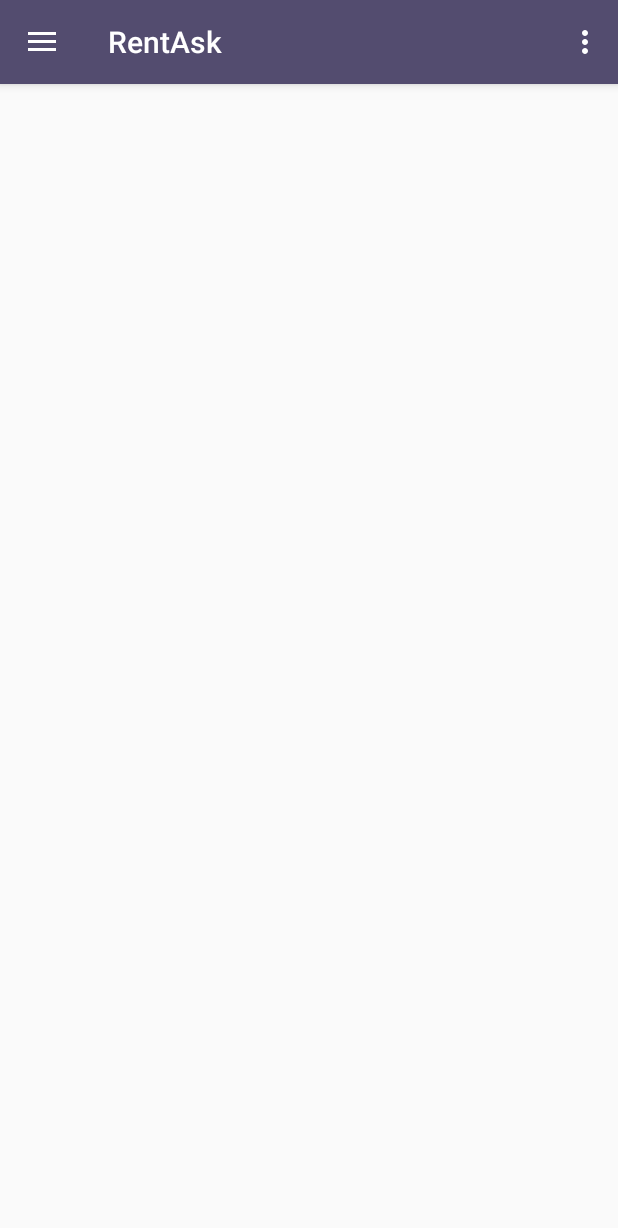
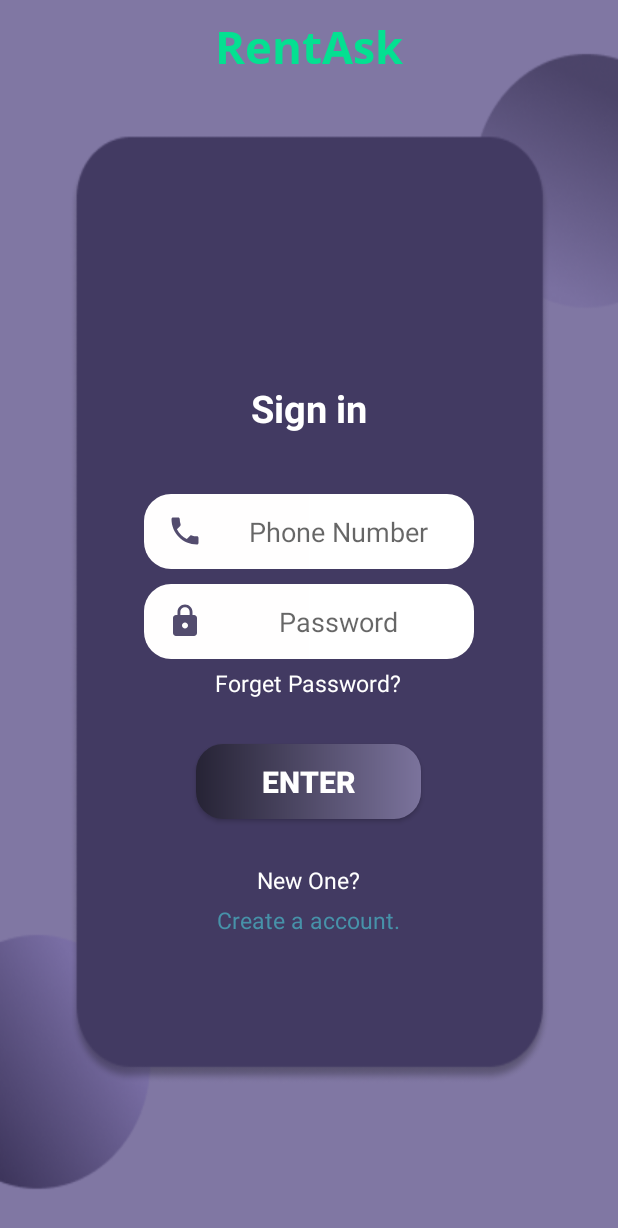
Before and after one commit to MonirDev/RentAsk, an Android app: the Landing_screen screen opened directly, with no data from a screen before it, after a tap on "Rent a home ?", on a phone screen of 412 x 824 dp. Shown: the top 1228 px of the screen. Run offline under Robolectric (Android 15) with nearby library versions, the phone set to English and light mode, and no system bars.

Commit message:
Sign in & Sign Up activity added

```diff
--- a/app/src/main/java/com/teamdakatia/rentask/Landing_screen.java
+++ b/app/src/main/java/com/teamdakatia/rentask/Landing_screen.java
@@ -21,7 +21,7 @@ public class Landing_screen extends AppCompatActivity {
     }
 
     public void rent(View view) {
-        Intent intent = new Intent(Landing_screen.this,MainActivity.class);
+        Intent intent = new Intent(Landing_screen.this,SignIn.class);
         startActivity(intent);
     }
 }
--- /dev/null
+++ b/app/src/main/res/drawable/button_shape.xml
@@ -0,0 +1,23 @@
+<?xml version="1.0" encoding="utf-8"?>
+<shape xmlns:android="http://schemas.android.com/apk/res/android"
+    android:shape="rectangle" >
+    <corners
+        android:radius="18dp"
+        />
+    <gradient
+        android:angle="180"
+        android:startColor="#FFFFFF"
+        android:endColor="#FFFEFE"
+        android:type="linear"
+        />
+    <padding
+        android:left="0dp"
+        android:top="0dp"
+        android:right="0dp"
+        android:bottom="0dp"
+        />
+    <stroke
+        android:width="0dp"
+        android:color="#746b6b"
+        />
+</shape>
--- /dev/null
+++ b/app/src/main/res/drawable/button_shape2.xml
@@ -0,0 +1,23 @@
+<?xml version="1.0" encoding="utf-8"?>
+<shape xmlns:android="http://schemas.android.com/apk/res/android"
+    android:shape="rectangle" >
+    <corners
+        android:radius="18dp"
+        />
+    <gradient
+        android:angle="180"
+        android:startColor="#7B739C"
+        android:endColor="#262335"
+        android:type="linear"
+        />
+    <padding
+        android:left="0dp"
+        android:top="0dp"
+        android:right="0dp"
+        android:bottom="0dp"
+        />
+    <stroke
+        android:width="0dp"
+        android:color="#746b6b"
+        />
+</shape>
--- /dev/null
+++ b/app/src/main/res/drawable/ic_local_phone_black_24dp.xml
@@ -0,0 +1,5 @@
+<vector android:height="24dp" android:tint="#534C6E"
+    android:viewportHeight="24.0" android:viewportWidth="24.0"
+    android:width="24dp" xmlns:android="http://schemas.android.com/apk/res/android">
+    <path android:fillColor="#FF000000" android:pathData="M6.62,10.79c1.44,2.83 3.76,5.14 6.59,6.59l2.2,-2.2c0.27,-0.27 0.67,-0.36 1.02,-0.24 1.12,0.37 2.33,0.57 3.57,0.57 0.55,0 1,0.45 1,1V20c0,0.55 -0.45,1 -1,1 -9.39,0 -17,-7.61 -17,-17 0,-0.55 0.45,-1 1,-1h3.5c0.55,0 1,0.45 1,1 0,1.25 0.2,2.45 0.57,3.57 0.11,0.35 0.03,0.74 -0.25,1.02l-2.2,2.2z"/>
+</vector>
--- /dev/null
+++ b/app/src/main/res/drawable/ic_lock_black_24dp.xml
@@ -0,0 +1,5 @@
+<vector android:height="24dp" android:tint="#534C6E"
+    android:viewportHeight="24.0" android:viewportWidth="24.0"
+    android:width="24dp" xmlns:android="http://schemas.android.com/apk/res/android">
+    <path android:fillColor="#FF000000" android:pathData="M18,8h-1L17,6c0,-2.76 -2.24,-5 -5,-5S7,3.24 7,6v2L6,8c-1.1,0 -2,0.9 -2,2v10c0,1.1 0.9,2 2,2h12c1.1,0 2,-0.9 2,-2L20,10c0,-1.1 -0.9,-2 -2,-2zM12,17c-1.1,0 -2,-0.9 -2,-2s0.9,-2 2,-2 2,0.9 2,2 -0.9,2 -2,2zM15.1,8L8.9,8L8.9,6c0,-1.71 1.39,-3.1 3.1,-3.1 1.71,0 3.1,1.39 3.1,3.1v2z"/>
+</vector>
--- /dev/null
+++ b/app/src/main/res/layout/activity_sign_in.xml
@@ -0,0 +1,121 @@
+<?xml version="1.0" encoding="utf-8"?>
+<LinearLayout xmlns:android="http://schemas.android.com/apk/res/android"
+    xmlns:app="http://schemas.android.com/apk/res-auto"
+    xmlns:tools="http://schemas.android.com/tools"
+    android:layout_width="match_parent"
+    android:layout_height="match_parent"
+    android:background="@drawable/login_bac"
+    android:orientation="vertical"
+    tools:context=".SignIn">
+
+    <TextView
+        android:layout_width="wrap_content"
+        android:layout_height="wrap_content"
+        android:text="RentAsk"
+        android:fontFamily="@font/noto_sans_bold"
+        android:textSize="30dp"
+        android:textColor="#04E091"
+        android:textStyle="bold"
+        android:layout_marginTop="10dp"
+        android:layout_gravity="center"/>
+
+
+
+    <LinearLayout
+        android:layout_width="match_parent"
+        android:layout_height="match_parent"
+        android:orientation="vertical"
+        android:gravity="center"
+        >
+
+
+        <TextView
+            android:layout_width="wrap_content"
+            android:layout_height="wrap_content"
+            android:text="Sign in"
+            android:layout_gravity="center"
+            android:textSize="25dp"
+            android:textStyle="bold"
+            android:textColor="#fff"
+            android:layout_marginBottom="20dp"
+            />
+
+
+
+
+        <EditText
+            android:id="@+id/phonenumber"
+            android:layout_width="220dp"
+            android:layout_height="50dp"
+            android:hint="Phone Number"
+            android:background="@drawable/button_shape"
+            android:layout_marginTop="20dp"
+            android:gravity="center"
+            android:inputType="number"
+            android:paddingLeft="15dp"
+            android:drawableLeft="@drawable/ic_local_phone_black_24dp" />
+
+        <EditText
+            android:id="@+id/password"
+            android:layout_width="220dp"
+            android:layout_height="50dp"
+            android:hint="Password"
+            android:background="@drawable/button_shape"
+            android:layout_marginTop="10dp"
+            android:gravity="center"
+            android:paddingLeft="15dp"
+            android:drawableLeft="@drawable/ic_lock_black_24dp" />
+
+
+
+
+
+        <TextView
+            android:id="@+id/forgetpass"
+            android:layout_width="wrap_content"
+            android:layout_height="wrap_content"
+            android:text="Forget Password?"
+            android:layout_marginTop="5dp"
+            android:textSize="15dp"
+            android:textColor="#fff"
+
+            />
+
+
+        <Button
+            android:id="@+id/signin"
+            android:layout_width="150dp"
+            android:layout_height="50dp"
+            android:text="Enter"
+            android:textSize="20dp"
+            android:background="@drawable/button_shape2"
+            android:layout_marginTop="30dp"
+            android:textColor="#fff"
+            android:textStyle="bold"
+            />
+
+
+        <TextView
+            android:layout_width="wrap_content"
+            android:layout_height="wrap_content"
+            android:text="New One?"
+            android:layout_marginTop="30dp"
+            android:textSize="15dp"
+            android:textColor="#fff"
+            />
+
+
+        <TextView
+            android:id="@+id/newaccount"
+            android:layout_width="wrap_content"
+            android:layout_height="wrap_content"
+            android:text="Create a account."
+            android:layout_marginTop="5dp"
+            android:textSize="15dp"
+            android:textColor="#4792A9"
+           />
+
+    </LinearLayout>
+
+
+</LinearLayout>
--- a/app/src/main/res/values-v21/styles.xml
+++ b/app/src/main/res/values-v21/styles.xml
@@ -3,6 +3,5 @@
     <style name="AppTheme.NoActionBar">
         <item name="windowActionBar">false</item>
         <item name="windowNoTitle">true</item>
-        <item name="android:statusBarColor">@android:color/transparent</item>
     </style>
 </resources>
```
Also changed, not shown: app/src/main/AndroidManifest.xml (+7 -3 lines), app/src/main/res/layout/activity_sign_up.xml (added, +116 -0 lines), app/src/main/res/drawable/login_bac.png (added).
